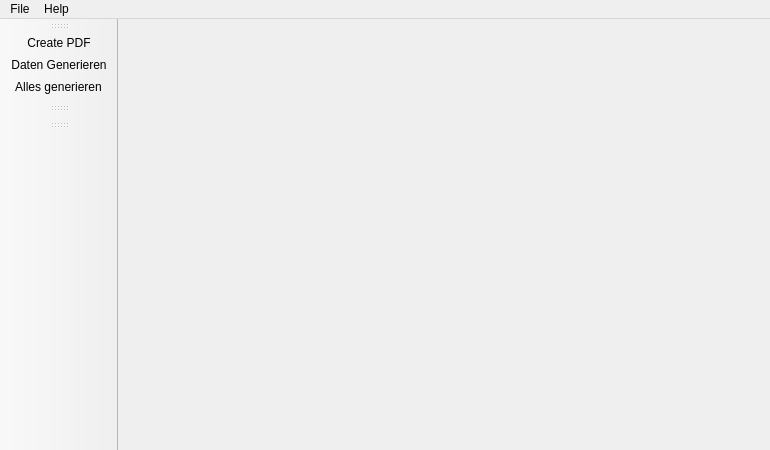
This is src/ui/design/main_window.ui in CodeName-666/VDataParser as Qt 5 draws it before an edit. The edited form follows.
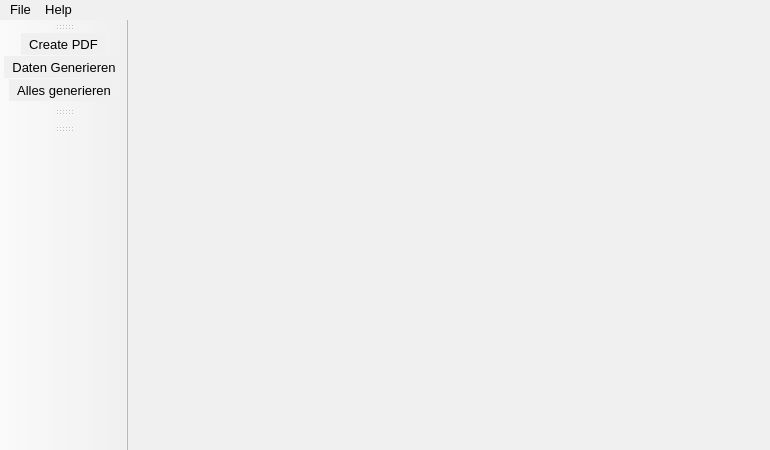
This is the edited form. Icons and pictures are not drawn.

```diff
--- a/src/ui/design/main_window.ui
+++ b/src/ui/design/main_window.ui
@@ -13,6 +13,13 @@
   <property name="windowTitle">
    <string>Benutzerübersicht</string>
   </property>
+  <property name="styleSheet">
+   <string>QWidget { font-family: "Segoe UI", sans-serif; font-size: 10pt; background-color: #f0f0f0; }
+QPushButton { border: none; padding: 6px 12px; border-radius: 4px; background-color: #0078d7; color: white; }
+QPushButton:hover { background-color: #005a9e; }
+QGroupBox { border: 1px solid #cccccc; border-radius: 4px; margin-top: 6px; }
+QGroupBox::title { subcontrol-origin: margin; subcontrol-position: top left; padding: 0 6px; }</string>
+  </property>
   <widget class="QWidget" name="centralwidget">
    <layout class="QHBoxLayout" name="horizontalLayout"/>
   </widget>
```
